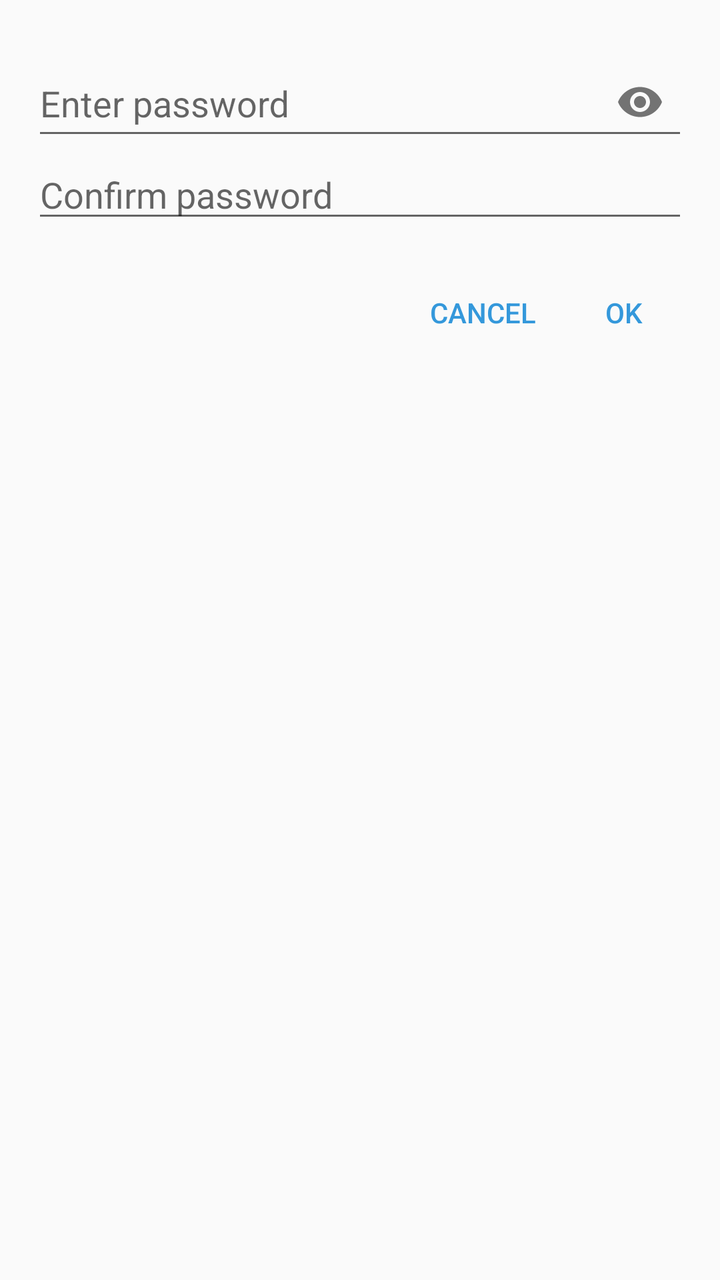
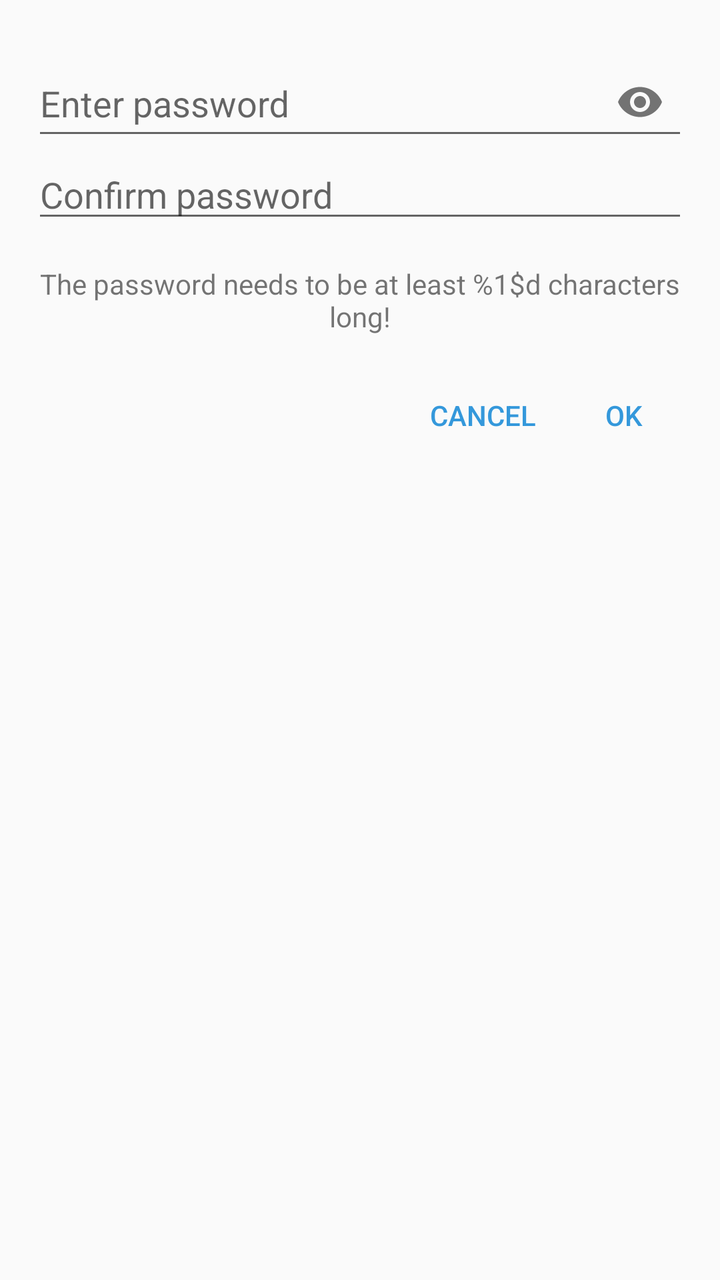

Screens rendered from an Android XML layout before and after an edit, with the pre-edit source and the edit as a unified diff.
<!-- AndroidManifest.xml: application theme AppTheme -->
<!-- res/layout/dialog_password_entry.xml -->
<?xml version="1.0" encoding="utf-8"?>
<LinearLayout
    xmlns:android="http://schemas.android.com/apk/res/android"
    xmlns:app="http://schemas.android.com/apk/res-auto"
    android:layout_width="match_parent"
    android:layout_height="wrap_content"
    android:layout_marginTop="@dimen/activity_margin"
    android:layout_marginStart="@dimen/activity_margin_small"
    android:layout_marginEnd="@dimen/activity_margin_small"
    android:orientation="vertical"
    android:background="@null"
    android:padding="@dimen/activity_margin">

    <com.google.android.material.textfield.TextInputLayout
        android:id="@+id/passwordInputLayout"
        android:layout_width="match_parent"
        android:layout_height="wrap_content"
        android:hint="@string/dialog_label_enter_password"
        app:passwordToggleEnabled="true" >

        <com.google.android.material.textfield.TextInputEditText
            android:id="@+id/passwordInput"
            android:layout_width="match_parent"
            android:layout_height="match_parent"
            android:inputType="textPassword"
            android:importantForAccessibility="no" />

    </com.google.android.material.textfield.TextInputLayout>

    <EditText
        android:id="@+id/passwordConfirm"
        android:layout_width="match_parent"
        android:layout_height="wrap_content"
        android:hint="@string/dialog_label_confirm_password"
        android:inputType="textPassword"
        android:importantForAccessibility="no" />

    <LinearLayout
        android:orientation="horizontal"
        android:layout_width="match_parent"
        android:layout_height="wrap_content"
        android:layout_marginTop="@dimen/activity_margin"
        android:gravity="end">

        <Button
            android:id="@+id/buttonCancel"
            android:layout_width="wrap_content"
            android:layout_height="wrap_content"
            style="@style/Widget.AppCompat.Button.ButtonBar.AlertDialog"
            android:text="@android:string/cancel"/>

        <Button
            android:id="@+id/buttonOk"
            android:layout_width="wrap_content"
            android:layout_height="wrap_content"
            style="@style/Widget.AppCompat.Button.ButtonBar.AlertDialog"
            android:text="@android:string/ok" />

    </LinearLayout>

</LinearLayout>
<!-- resources referenced by this layout -->
<resources>
  <dimen name="activity_margin">16dp</dimen>
  <dimen name="activity_margin_small">8dp</dimen>
  <string name="dialog_label_confirm_password">Confirm password</string>
  <string name="dialog_label_enter_password">Enter password</string>
  <style name="AppTheme" parent="AppBaseTheme" />
  <style name="AppBaseTheme" parent="Theme.AppCompat.Light.DarkActionBar">
          <item name="colorPrimary">@color/colorPrimary</item>
          <item name="colorPrimaryDark">@color/colorPrimaryDark</item>
          <item name="colorAccent">@color/colorAccent</item>
  
          <item name="windowBackground">?android:attr/colorBackground</item>
          <item name="navigationBarColor">?android:attr/colorBackground</item>
  
          <item name="colorGithub">@color/github_dark</item>
          <item name="colorPaypal">@color/paypal_dark</item>
          <item name="thumbnailBackground">@android:color/transparent</item>
  
          <item name="cardStyle">@style/CardViewStyle</item>
          <item name="dialogTheme">@style/DialogTheme</item>
  
          <item name="colorExpiring">@color/expiring_red_dark</item>
      </style>
  <color name="colorPrimary">#607D8B</color>
  <color name="colorPrimaryDark">#455A6A</color>
  <color name="colorAccent">#3498db</color>
  <color name="github_dark">#333333</color>
  <color name="paypal_dark">#003087</color>
  <style name="CardViewStyle" parent="CardView">
          <item name="cardCornerRadius">@dimen/card_corner_radius</item>
          <item name="cardUseCompatPadding">true</item>
          <item name="contentPadding">@dimen/activity_margin</item>
      </style>
  <style name="DialogTheme" parent="Theme.AppCompat.Light.Dialog.MinWidth">
          <item name="colorAccent">@color/colorAccent</item>
      </style>
  <color name="expiring_red_dark">#d50000</color>
  <dimen name="card_corner_radius">10dp</dimen>
</resources>

<!-- the commit's change to res/layout/dialog_password_entry.xml (unified diff, before → after) -->
@@ -35,6 +35,15 @@
         android:inputType="textPassword"
         android:importantForAccessibility="no" />
 
+    <TextView
+        android:id="@+id/toShortWarning"
+        android:layout_width="match_parent"
+        android:layout_height="wrap_content"
+        android:paddingTop="@dimen/activity_margin"
+        android:visibility="visible"
+        android:textAlignment="center"
+        android:text="@string/settings_label_short_password" />
+
     <LinearLayout
         android:orientation="horizontal"
         android:layout_width="match_parent"
<!-- resource entries referenced after the edit -->
@@ -4,6 +4,7 @@
   <dimen name="activity_margin_small">8dp</dimen>
   <string name="dialog_label_confirm_password">Confirm password</string>
   <string name="dialog_label_enter_password">Enter password</string>
+  <string name="settings_label_short_password">The password needs to be at least %1$d characters long!</string>
   <style name="AppTheme" parent="AppBaseTheme" />
   <style name="AppBaseTheme" parent="Theme.AppCompat.Light.DarkActionBar">
           <item name="colorPrimary">@color/colorPrimary</item>
